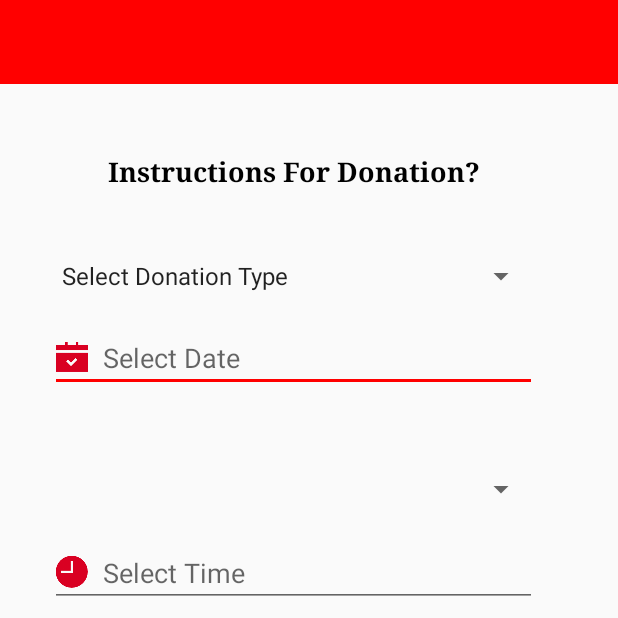
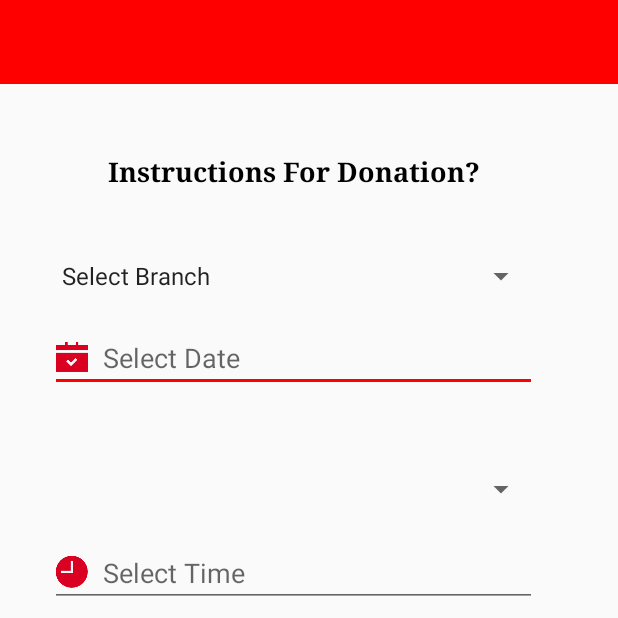
Before and after one commit to MahmoudAlawdh/Android, an Android app: the MakeDonations screen opened directly, with no data from a screen before it, on a phone screen of 412 x 824 dp, the top half of it. Run offline under Robolectric (Android 15) with nearby library versions, the phone set to English and light mode, and no system bars; our stand-ins replace Volley; libraries missing offline, so code that uses them is left out: com.mikepenz.fontawesome_typeface_library, com.mikepenz.iconics, com.mikepenz.materialdrawer; 22 statements that could not run were skipped.

Commit message:
make donation

```diff
--- a/app/src/main/java/com/example/mhd/donor/MakeDonations.java
+++ b/app/src/main/java/com/example/mhd/donor/MakeDonations.java
@@ -43,17 +43,21 @@ public class MakeDonations extends Fragment {
         // Inflate the layout for this fragment
         View vv = inflater.inflate(R.layout.fragment_make_donations, container, false);
 
+        Spinner donationType = (Spinner) vv.findViewById(R.id.spinnerSelectDonationType);
         final ArrayList<String> model=new ArrayList<>();
 
         model.add("Select Donation Type");
         model.add("Blood Cells");
         model.add("Platelets");
 
+        final ArrayAdapter<String> adapter=new ArrayAdapter<String>(getActivity(),android.R.layout.simple_spinner_item,model);
+        donationType.setAdapter(adapter);
 
 
-       Spinner donationType = (Spinner) vv.findViewById(R.id.spinnerSelectDonationType);
 
 
+
+        Spinner branchType = (Spinner) vv.findViewById(R.id.spinnerBranches);
         final ArrayList<String> model1=new ArrayList<>();
 
         model1.add("Select Branch");
@@ -62,44 +66,44 @@ public class MakeDonations extends Fragment {
         model1.add("AlJahra'a");
         model1.add("AlAsma");
 
-        Spinner branchType = (Spinner) vv.findViewById(R.id.spinnerBranches);
+         final ArrayAdapter<String> adapterr =new ArrayAdapter<String>(getActivity(),android.R.layout.simple_spinner_item,model1);
+
+        donationType.setAdapter(adapterr);
 
 
-
-        final ArrayAdapter<String> adapter=new ArrayAdapter<String>(getActivity(),android.R.layout.simple_spinner_item,model);
-
-        donationType.setAdapter(adapter);
-
-        donationType.setOnItemClickListener(new AdapterView.OnItemClickListener() {
-            @Override
-            public void onItemClick(AdapterView<?> parent, View view, int position, long id) {
-                Toast.makeText(getActivity(), model.get(position), Toast.LENGTH_SHORT).show();
-            }
-        });
-
-        EditText date = (EditText) vv.findViewById(R.id.editTextDate);
-
-        date.setOnClickListener(new View.OnClickListener() {
-            @Override
-            public void onClick(final View v) {
-
-
-
-                DatePickerDialog d = new DatePickerDialog(getActivity(), new DatePickerDialog.OnDateSetListener() {
-                    @Override
-                    public void onDateSet(DatePicker view, int year, int month, int dayOfMonth) {
-
-                        Toast.makeText(getActivity(), year + "/" + month + "/" + dayOfMonth, Toast.LENGTH_SHORT).show();
-
-
-
-
-                    }
-                }, 2017, 3, 30);
-
-                d.show();
-            }
-        });
+//
+//
+//
+//        donationType.setOnItemClickListener(new AdapterView.OnItemClickListener() {
+//            @Override
+//            public void onItemClick(AdapterView<?> parent, View view, int position, long id) {
+//                Toast.makeText(getActivity(), model.get(position), Toast.LENGTH_SHORT).show();
+//            }
+//        });
+//
+//        EditText date = (EditText) vv.findViewById(R.id.editTextDate);
+//
+//        date.setOnClickListener(new View.OnClickListener() {
+//            @Override
+//            public void onClick(final View v) {
+//
+//
+//
+//                DatePickerDialog d = new DatePickerDialog(getActivity(), new DatePickerDialog.OnDateSetListener() {
+//                    @Override
+//                    public void onDateSet(DatePicker view, int year, int month, int dayOfMonth) {
+//
+//                        Toast.makeText(getActivity(), year + "/" + month + "/" + dayOfMonth, Toast.LENGTH_SHORT).show();
+//
+//
+//
+//
+//                    }
+//                }, 2017, 3, 30);
+//
+//                d.show();
+//            }
+//        });
 
 
         return vv;
--- a/app/src/main/res/layout/fragment_make_donations.xml
+++ b/app/src/main/res/layout/fragment_make_donations.xml
@@ -50,7 +50,7 @@
         android:layout_alignEnd="@+id/spinnerSelectDonationType" />
 
     <Spinner
-        android:id="@+id/spinner3"
+        android:id="@+id/spinnerBranches"
         android:layout_width="match_parent"
         android:layout_height="wrap_content"
         android:layout_above="@+id/editText2"
@@ -72,8 +72,8 @@
         android:layout_above="@+id/confirmButton"
         android:layout_alignLeft="@+id/editTextDate"
         android:layout_alignStart="@+id/editTextDate"
-        android:layout_alignRight="@+id/spinner3"
-        android:layout_alignEnd="@+id/spinner3"
+        android:layout_alignRight="@+id/spinnerBranches"
+        android:layout_alignEnd="@+id/spinnerBranches"
         android:drawablePadding="10dp"/>
 
     <Button
```
Also changed, not shown: app/src/main/res/layout/activity_register2.xml (+4 -4 lines).
